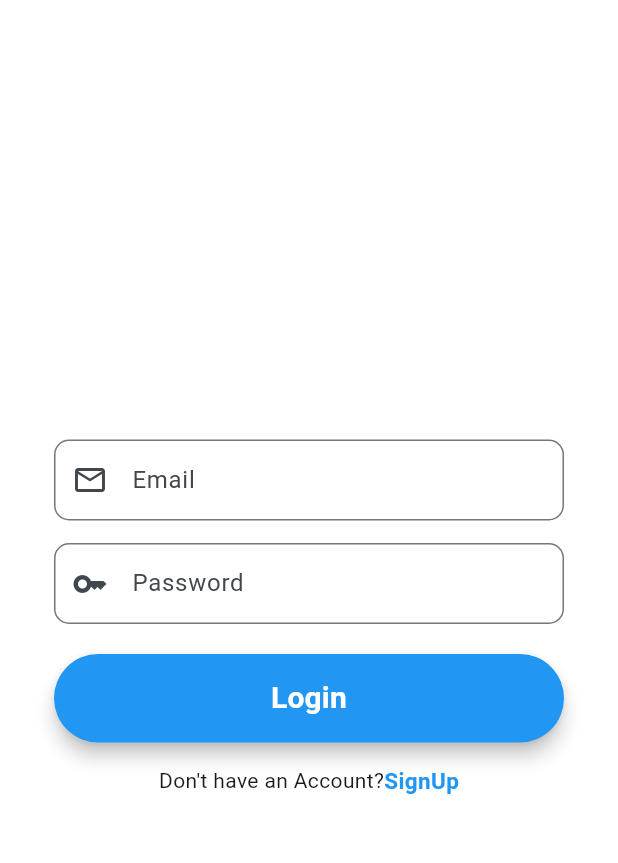
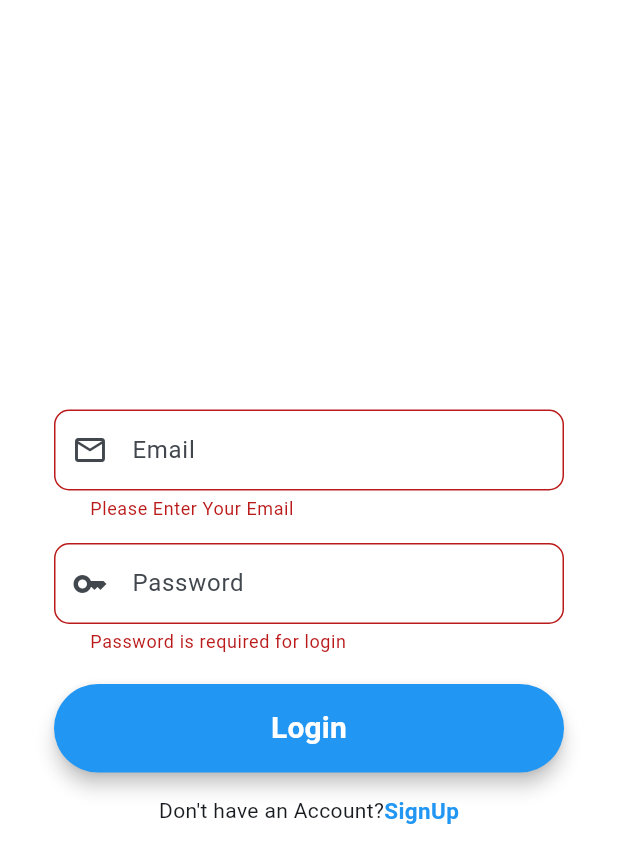
Before and after one commit to SanduSenarathne/login, a Flutter app: the screen it shows after launch, after a tap on "Login", on a phone screen of 412 x 824 dp. Shown: the top 863 px of the screen. Run offline on Flutter 3.47's test engine with Material 2 defaults, Android fonts, the phone set to English and light mode, and no system bars; our stand-ins replace firebase_auth, firebase_core, fluttertoast; accounts and stored records are empty.

Commit message:
create login success

```diff
--- a/lib/view/homePage.dart
+++ b/lib/view/homePage.dart
@@ -12,9 +12,6 @@ class _HomePageState extends State<HomePage> {
   Widget build(BuildContext context) {
     return Scaffold(
       appBar: AppBar(
-        actions: <Widget>[
-          IconButton(onPressed: () {}, icon: Icon(Icons.close))
-        ],
         title: Text('Welcome'),
         backgroundColor: Colors.lightBlueAccent,
       ),
--- a/lib/view/login.dart
+++ b/lib/view/login.dart
@@ -1,4 +1,7 @@
+import 'package:firebase_auth/firebase_auth.dart';
 import 'package:flutter/material.dart';
+import 'package:fluttertoast/fluttertoast.dart';
+import 'package:login_application/view/homePage.dart';
 import 'package:login_application/view/register.dart';
 
 class LoginPage extends StatefulWidget {
@@ -14,13 +17,28 @@ class _LoginPageState extends State<LoginPage> {
   final TextEditingController _emailController = new TextEditingController();
   final TextEditingController _passwordController = new TextEditingController();
 
+  // firebase
+  final _auth = FirebaseAuth.instance;
+
+  // string for displaying the error Message
+  String? errorMessage;
+
   @override
   Widget build(BuildContext context) {
     final emailField = TextFormField(
       autofocus: false,
       controller: _emailController,
       keyboardType: TextInputType.emailAddress,
-      //validator: (){},
+      validator: (value) {
+        if (value!.isEmpty) {
+          return ("Please Enter Your Email");
+        }
+        // reg expression for email validation
+        if (!RegExp("^[a-zA-Z0-9+_.-]+@[a-zA-Z0-9.-]+.[a-z]").hasMatch(value)) {
+          return ("Please Enter a valid email");
+        }
+        return null;
+      },
       onSaved: (value) {
         _emailController.text = value!;
       },
@@ -39,7 +57,15 @@ class _LoginPageState extends State<LoginPage> {
       autofocus: false,
       controller: _passwordController,
       obscureText: true,
-      //validator: (){},
+      validator: (value) {
+        RegExp regex = new RegExp(r'^.{8,}$');
+        if (value!.isEmpty) {
+          return ("Password is required for login");
+        }
+        if (!regex.hasMatch(value)) {
+          return ("Enter Valid Password(Min. 8 Character)");
+        }
+      },
       onSaved: (value) {
         _passwordController.text = value!;
       },
@@ -61,7 +87,9 @@ class _LoginPageState extends State<LoginPage> {
       child: MaterialButton(
         padding: EdgeInsets.fromLTRB(20, 15, 20, 15),
         minWidth: MediaQuery.of(context).size.width,
-        onPressed: () {},
+        onPressed: () {
+          signIn(_emailController.text, _passwordController.text);
+        },
         child: Text(
           "Login",
           textAlign: TextAlign.center,
@@ -123,4 +151,45 @@ class _LoginPageState extends State<LoginPage> {
       ),
     );
   }
+
+  // login function
+  void signIn(String email, String password) async {
+    if (_formKey.currentState!.validate()) {
+      try {
+        await _auth
+            .signInWithEmailAndPassword(email: email, password: password)
+            .then((uid) => {
+                  Fluttertoast.showToast(msg: "Login Successful"),
+                  Navigator.of(context).pushReplacement(
+                      MaterialPageRoute(builder: (context) => HomePage())),
+                });
+      } on FirebaseAuthException catch (error) {
+        switch (error.code) {
+          case "invalid-email":
+            errorMessage = "Your email address appears to be malformed.";
+
+            break;
+          case "wrong-password":
+            errorMessage = "Your password is wrong.";
+            break;
+          case "user-not-found":
+            errorMessage = "User with this email doesn't exist.";
+            break;
+          case "user-disabled":
+            errorMessage = "User with this email has been disabled.";
+            break;
+          case "too-many-requests":
+            errorMessage = "Too many requests";
+            break;
+          case "operation-not-allowed":
+            errorMessage = "Signing in with Email and Password is not enabled.";
+            break;
+          default:
+            errorMessage = "An undefined Error happened.";
+        }
+        Fluttertoast.showToast(msg: errorMessage!);
+        print(error.code);
+      }
+    }
+  }
 }
```
